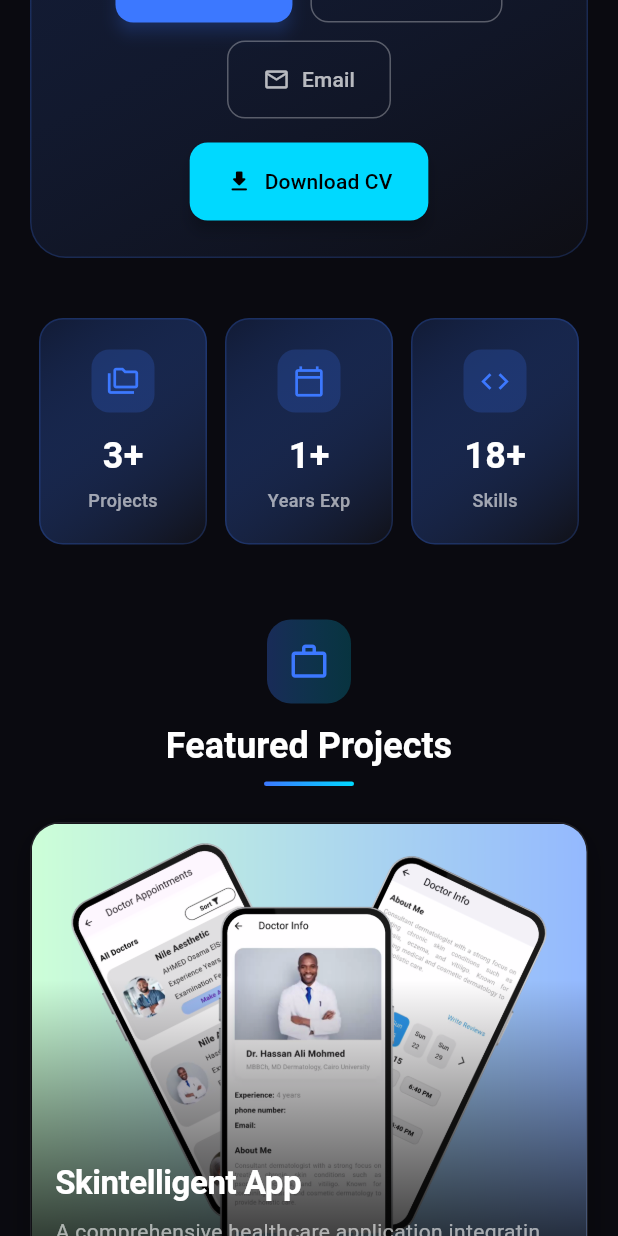
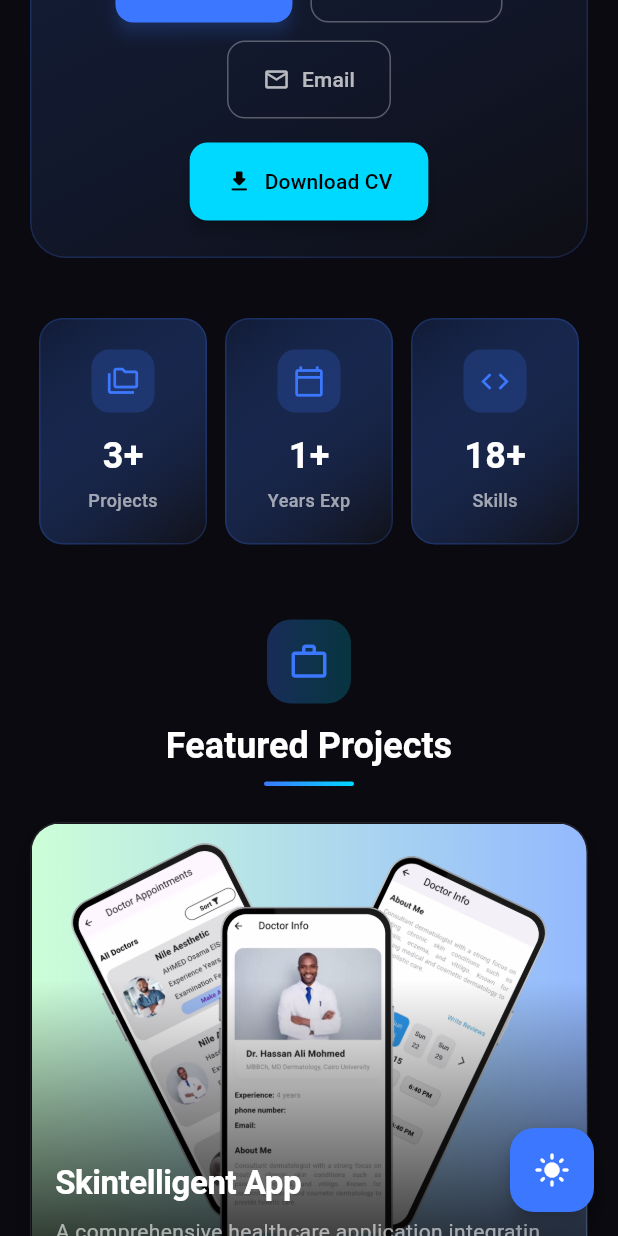
Before and after one commit to TarekMohammedgg/TarekMohammed.github.io, a Flutter app: the screen it shows after launch, scrolled down 576 dp, on a phone screen of 412 x 824 dp. Run offline on Flutter 3.47's test engine with Material 3 defaults, Android fonts, the phone set to English and light mode, and no system bars.

Commit message:
update icon

```diff
--- a/lib/features/home/presentation/view_model/profile_provider.dart
+++ b/lib/features/home/presentation/view_model/profile_provider.dart
@@ -4,6 +4,15 @@ import 'package:tarek_mohammed_portfolio/features/home/data/models/skill_model.d
 import 'package:url_launcher/url_launcher.dart';
 
 class PortfolioViewModel extends ChangeNotifier {
+  // Theme state
+  bool _isDarkMode = true;
+  bool get isDarkMode => _isDarkMode;
+
+  void toggleTheme() {
+    _isDarkMode = !_isDarkMode;
+    notifyListeners();
+  }
+
   // Data extracted directly from your CV
   final List<Skill> _skills = [
     Skill('Flutter'),
--- a/lib/features/home/presentation/views/profile.dart
+++ b/lib/features/home/presentation/views/profile.dart
@@ -1,4 +1,6 @@
 import 'package:flutter/material.dart';
+import 'package:provider/provider.dart';
+import 'package:tarek_mohammed_portfolio/features/home/presentation/view_model/profile_provider.dart';
 import 'package:tarek_mohammed_portfolio/features/home/presentation/views/responsive_layout.dart';
 
 class MyPortfolioApp extends StatelessWidget {
@@ -6,35 +8,109 @@ class MyPortfolioApp extends StatelessWidget {
 
   @override
   Widget build(BuildContext context) {
+    return Consumer<PortfolioViewModel>(
+      builder: (context, vm, child) {
         return MaterialApp(
           title: 'Tarek Mohammed | Portfolio',
           debugShowCheckedModeBanner: false,
-      theme: ThemeData(
+          theme: _buildLightTheme(),
+          darkTheme: _buildDarkTheme(),
+          themeMode: vm.isDarkMode ? ThemeMode.dark : ThemeMode.light,
+          home: const _PortfolioScaffold(),
+        );
+      },
+    );
+  }
+
+  ThemeData _buildDarkTheme() {
+    return ThemeData(
       useMaterial3: true,
       brightness: Brightness.dark,
-        // Blue Color Schema
       colorScheme: ColorScheme.fromSeed(
-          seedColor: const Color(0xFF3C78FF), // Primary Blue
+        seedColor: const Color(0xFF3C78FF),
         brightness: Brightness.dark,
-          primary: const Color(0xFF3C78FF), // Blue for primary elements
-          secondary: const Color(0xFF00D9FF), // Cyan accent for contrast
-          surface: const Color(0xFF121218), // Dark background
+        primary: const Color(0xFF3C78FF),
+        secondary: const Color(0xFF00D9FF),
+        surface: const Color(0xFF121218),
       ),
-        scaffoldBackgroundColor: const Color(0xFF0A0A10), // Very dark blue/grey
+      scaffoldBackgroundColor: const Color(0xFF0A0A10),
       cardTheme: CardThemeData(
-          color: const Color(0xFF161622), // Dark Card Background
+        color: const Color(0xFF161622),
         elevation: 4,
-          shape: RoundedRectangleBorder(
-            borderRadius: BorderRadius.circular(16),
-          ),
+        shape: RoundedRectangleBorder(borderRadius: BorderRadius.circular(16)),
       ),
       textTheme: const TextTheme(
         displayLarge: TextStyle(fontWeight: FontWeight.bold),
         displayMedium: TextStyle(fontWeight: FontWeight.bold),
         displaySmall: TextStyle(fontWeight: FontWeight.bold),
       ),
+    );
+  }
+
+  ThemeData _buildLightTheme() {
+    return ThemeData(
+      useMaterial3: true,
+      brightness: Brightness.light,
+      colorScheme: ColorScheme.fromSeed(
+        seedColor: const Color(0xFF3C78FF),
+        brightness: Brightness.light,
+        primary: const Color(0xFF3C78FF),
+        secondary: const Color(0xFF0099CC),
+        surface: const Color(0xFFF5F5F5),
       ),
-      home: const ResponsiveLayout(),
+      scaffoldBackgroundColor: const Color(0xFFF0F0F5),
+      cardTheme: CardThemeData(
+        color: Colors.white,
+        elevation: 4,
+        shape: RoundedRectangleBorder(borderRadius: BorderRadius.circular(16)),
+      ),
+      textTheme: const TextTheme(
+        displayLarge: TextStyle(
+          fontWeight: FontWeight.bold,
+          color: Colors.black87,
+        ),
+        displayMedium: TextStyle(
+          fontWeight: FontWeight.bold,
+          color: Colors.black87,
+        ),
+        displaySmall: TextStyle(
+          fontWeight: FontWeight.bold,
+          color: Colors.black87,
+        ),
+      ),
     );
   }
 }
+
+class _PortfolioScaffold extends StatelessWidget {
+  const _PortfolioScaffold();
+
+  @override
+  Widget build(BuildContext context) {
+    final vm = context.watch<PortfolioViewModel>();
+    final theme = Theme.of(context);
+
+    return Scaffold(
+      body: const ResponsiveLayout(),
+      floatingActionButton: FloatingActionButton(
+        onPressed: () => vm.toggleTheme(),
+        tooltip: vm.isDarkMode ? 'Switch to Light Mode' : 'Switch to Dark Mode',
+        backgroundColor: theme.colorScheme.primary,
+        child: AnimatedSwitcher(
+          duration: const Duration(milliseconds: 300),
+          transitionBuilder: (child, animation) {
+            return RotationTransition(
+              turns: animation,
+              child: FadeTransition(opacity: animation, child: child),
+            );
+          },
+          child: Icon(
+            vm.isDarkMode ? Icons.light_mode : Icons.dark_mode,
+            key: ValueKey(vm.isDarkMode),
+            color: Colors.white,
+          ),
+        ),
+      ),
+    );
+  }
+}
```
Also changed, not shown: 1 other file. Lines whose indentation alone changed are shown as unchanged.
